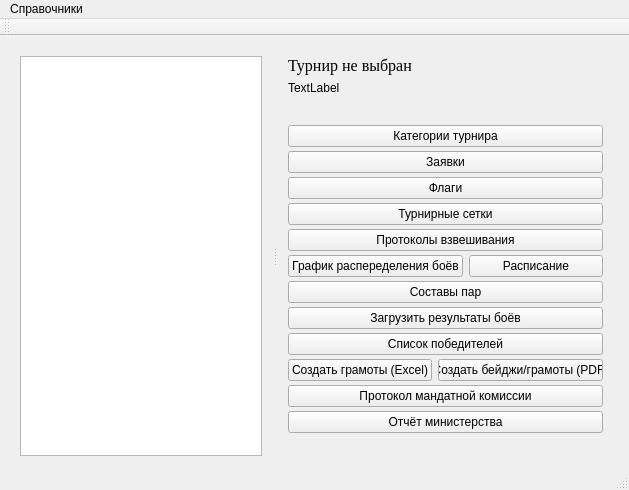
Old version of the form TournamentManager/mainwindow.ui in the repository BarsukAlexey/xelarogi.
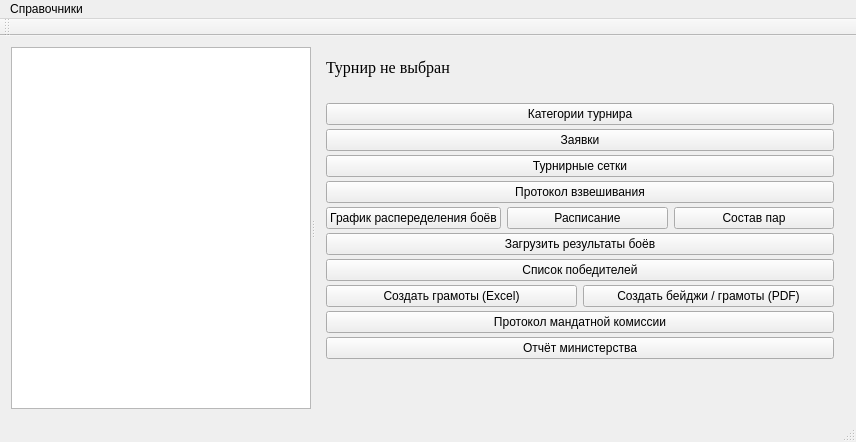
New version of the form. The open tabs and pages were chosen to show the change.

The edit to the form file:
```diff
--- a/TournamentManager/mainwindow.ui
+++ b/TournamentManager/mainwindow.ui
@@ -6,47 +6,44 @@
    <rect>
     <x>0</x>
     <y>0</y>
-    <width>629</width>
-    <height>490</height>
+    <width>853</width>
+    <height>442</height>
    </rect>
   </property>
   <widget class="QWidget" name="centralWidget">
+   <layout class="QGridLayout" name="gridLayout_2">
+    <item row="0" column="0">
    <widget class="QSplitter" name="splitter">
-    <property name="geometry">
-     <rect>
-      <x>9</x>
-      <y>9</y>
-      <width>605</width>
-      <height>422</height>
-     </rect>
-    </property>
     <property name="orientation">
      <enum>Qt::Horizontal</enum>
     </property>
-    <widget class="QWidget" name="widget" native="true">
-     <layout class="QGridLayout" name="gridLayout_3">
-      <item row="0" column="0">
-       <widget class="QTableView" name="tournamentTableView">
-        <property name="sizePolicy">
-         <sizepolicy hsizetype="Preferred" vsizetype="Expanding">
-          <horstretch>0</horstretch>
-          <verstretch>0</verstretch>
-         </sizepolicy>
-        </property>
-        <property name="maximumSize">
+      <widget class="QTableView" name="tableViewTournament">
+       <property name="minimumSize">
          <size>
-          <width>400</width>
-          <height>16777215</height>
-         </size>
-        </property>
-        <property name="alternatingRowColors">
-         <bool>false</bool>
-        </property>
-       </widget>
-      </item>
-     </layout>
+         <width>300</width>
+         <height>0</height>
+        </size>
+       </property>
+       <property name="editTriggers">
+        <set>QAbstractItemView::NoEditTriggers</set>
+       </property>
+       <property name="selectionMode">
+        <enum>QAbstractItemView::SingleSelection</enum>
+       </property>
+       <property name="selectionBehavior">
+        <enum>QAbstractItemView::SelectRows</enum>
+       </property>
+       <attribute name="horizontalHeaderStretchLastSection">
+        <bool>true</bool>
+       </attribute>
     </widget>
     <widget class="QStackedWidget" name="stackedWidget">
+       <property name="minimumSize">
+        <size>
+         <width>530</width>
+         <height>0</height>
+        </size>
+       </property>
      <property name="currentIndex">
       <number>0</number>
      </property>
@@ -57,8 +54,15 @@
         <height>0</height>
        </size>
       </property>
-      <layout class="QGridLayout" name="gridLayout_2">
-       <item row="0" column="0">
+        <widget class="QWidget" name="layoutWidget">
+         <property name="geometry">
+          <rect>
+           <x>0</x>
+           <y>0</y>
+           <width>136</width>
+           <height>69</height>
+          </rect>
+         </property>
         <layout class="QVBoxLayout" name="verticalLayout_3">
          <item>
           <widget class="QLabel" name="label">
@@ -88,19 +92,12 @@
           </spacer>
          </item>
         </layout>
-       </item>
-      </layout>
+        </widget>
      </widget>
      <widget class="QWidget" name="ordersPage">
-      <property name="minimumSize">
-       <size>
-        <width>200</width>
-        <height>0</height>
-       </size>
-      </property>
       <layout class="QGridLayout" name="gridLayout">
        <item row="0" column="0">
-        <widget class="QLabel" name="tournamentLabel">
+          <widget class="QLabel" name="labelTournament">
          <property name="font">
           <font>
            <family>Times New Roman</family>
@@ -118,16 +115,6 @@
         </widget>
        </item>
        <item row="1" column="0">
-        <widget class="QLabel" name="tournamentUidLabel">
-         <property name="enabled">
-          <bool>true</bool>
-         </property>
-         <property name="text">
-          <string>TextLabel</string>
-         </property>
-        </widget>
-       </item>
-       <item row="2" column="0">
         <layout class="QVBoxLayout" name="verticalLayout">
          <property name="spacing">
           <number>4</number>
@@ -174,13 +161,6 @@
            </property>
           </widget>
          </item>
-         <item>
-          <widget class="QPushButton" name="pushButton_Flag">
-           <property name="text">
-            <string>Флаги</string>
-           </property>
-          </widget>
-         </item>
          <item>
           <widget class="QPushButton" name="pushButtonGrid">
            <property name="text">
@@ -191,7 +171,7 @@
          <item>
           <widget class="QPushButton" name="pushButtonProtokolVzveshinanya">
            <property name="text">
-            <string>Протоколы взвешивания</string>
+              <string>Протокол взвешивания</string>
            </property>
           </widget>
          </item>
@@ -211,14 +191,14 @@
              </property>
             </widget>
            </item>
-          </layout>
-         </item>
          <item>
           <widget class="QPushButton" name="pushButtonPair">
            <property name="text">
-            <string>Составы пар</string>
-           </property>
-          </widget>
+                <string>Состав пар</string>
+               </property>
+              </widget>
+             </item>
+            </layout>
          </item>
          <item>
           <widget class="QPushButton" name="pushButtonLoadWinner">
@@ -246,7 +226,7 @@
            <item>
             <widget class="QPushButton" name="trophyBtnImage">
              <property name="text">
-              <string>Создать бейджи/грамоты (PDF)</string>
+                <string>Создать бейджи / грамоты (PDF)</string>
              </property>
             </widget>
            </item>
@@ -266,6 +246,19 @@
            </property>
           </widget>
          </item>
+           <item>
+            <spacer name="horizontalSpacer">
+             <property name="orientation">
+              <enum>Qt::Horizontal</enum>
+             </property>
+             <property name="sizeHint" stdset="0">
+              <size>
+               <width>40</width>
+               <height>20</height>
+              </size>
+             </property>
+            </spacer>
+           </item>
          <item>
           <spacer name="verticalSpacer">
            <property name="orientation">
@@ -285,13 +278,15 @@
      </widget>
     </widget>
    </widget>
+    </item>
+   </layout>
   </widget>
   <widget class="QMenuBar" name="menuBar">
    <property name="geometry">
     <rect>
      <x>0</x>
      <y>0</y>
-     <width>629</width>
+     <width>853</width>
      <height>21</height>
     </rect>
    </property>
@@ -300,8 +295,6 @@
      <string>Справочники</string>
     </property>
     <addaction name="tournamentAction"/>
-    <addaction name="tournamentCategoryAction"/>
-    <addaction name="orderAction"/>
     <addaction name="separator"/>
     <addaction name="countryAction"/>
     <addaction name="regionAction"/>
@@ -338,7 +331,7 @@
   </action>
   <action name="ateAction">
    <property name="text">
-    <string>АТЕ</string>
+    <string>Города</string>
    </property>
   </action>
   <action name="sexAction">
```
Lines whose indentation alone changed are shown as unchanged.
